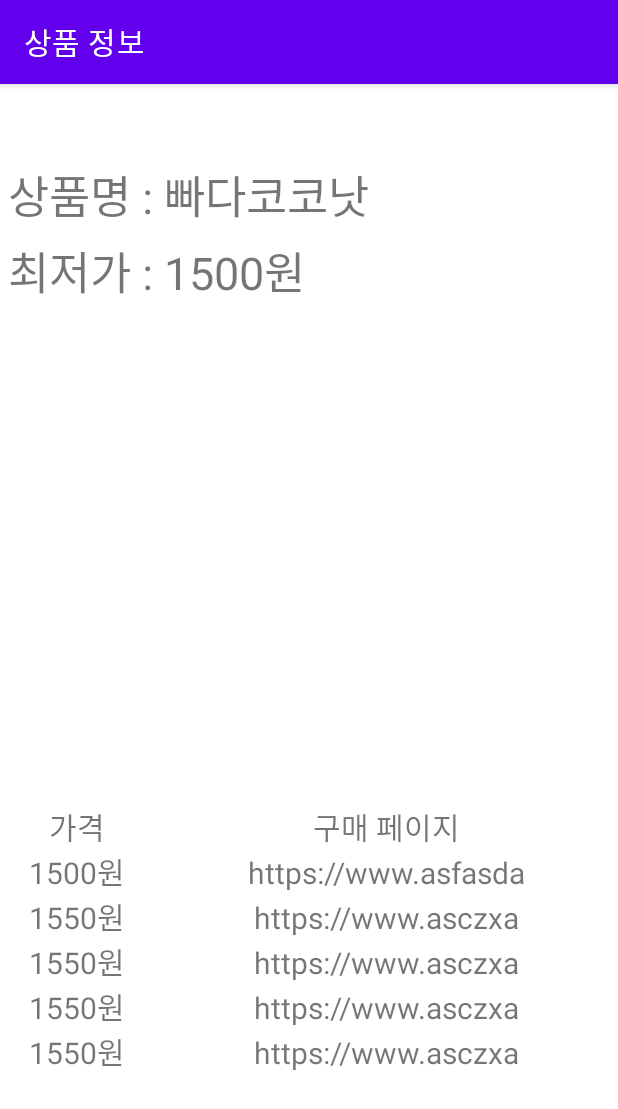
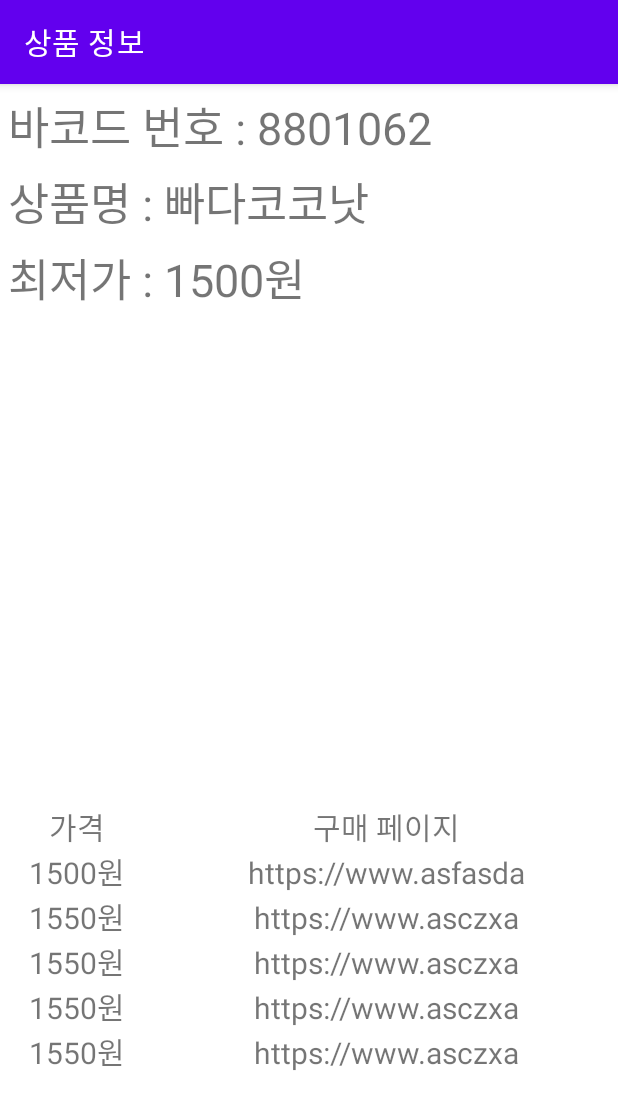
Before and after one commit to 2021-SW-6/barcode-app-workspace, an Android app: the GoodsInfoActivity screen opened directly, with no data from a screen before it, on a phone screen of 412 x 824 dp. Shown: the top 1109 px of the screen. Run offline under Robolectric (Android 15) with nearby library versions, the phone set to English and light mode, and no system bars; 1 statement that could not run was skipped.

Commit message:
feat inquire product info

```diff
--- a/app/build.gradle
+++ b/app/build.gradle
@@ -33,6 +33,7 @@
     implementation 'androidx.appcompat:appcompat:1.4.0'
     implementation 'com.google.android.material:material:1.4.0'
     implementation 'androidx.constraintlayout:constraintlayout:2.1.2'
+    implementation files('libs/jsoup-1.14.3.jar')
     testImplementation 'junit:junit:4.+'
     androidTestImplementation 'androidx.test.ext:junit:1.1.3'
     androidTestImplementation 'androidx.test.espresso:espresso-core:3.4.0'
--- a/app/src/main/java/com/SE_project/barcode_scanner/GoodsInfoActivity.java
+++ b/app/src/main/java/com/SE_project/barcode_scanner/GoodsInfoActivity.java
@@ -2,24 +2,33 @@
 
 import android.content.Intent;
 import android.os.Bundle;
+import android.os.Handler;
+import android.os.Looper;
+import android.os.Message;
 import android.view.View;
 import android.widget.Button;
 import android.util.Log;
 import android.widget.TextView;
 
+import androidx.annotation.NonNull;
 import androidx.annotation.Nullable;
 import androidx.appcompat.app.AlertDialog;
 import androidx.appcompat.app.AppCompatActivity;
 
+import org.jsoup.Jsoup;
+import org.jsoup.nodes.Document;
+import org.jsoup.select.Elements;
+
 import java.io.BufferedReader;
+import java.io.IOException;
 import java.io.InputStreamReader;
 import java.net.HttpURLConnection;
 import java.net.URL;
 import java.net.URLEncoder;
 
 public class GoodsInfoActivity extends AppCompatActivity {
-    TextView tv_barcode_number; //인식한 내용 출력되는 것 확인
-    TextView tv_product_name;   //상품명 나중에 정보읽어와서 넣어주어야하는부분
+    TextView tvBarcodeNumber; //인식한 내용 출력되는 것 확인
+    TextView tvProductName;   //상품명 나중에 정보읽어와서 넣어주어야하는부분
     TextView tv_lowest_price;   //최저가 나중에 정보읽어와서 넣어주어야하는부분
     //NaverApiHelper naver_api_helper;          =>기능개발 완료되면 customize
     //public static StringBuilder strBuilder;   =>기능개발 완료되면 customize
@@ -29,10 +38,42 @@
         setContentView(R.layout.activity_goods_info);
         setTitle("상품 정보");
 
+
         Intent intent = getIntent();
         String barcodeNumber = intent.getStringExtra("barcodeNumber");
-        tv_barcode_number = findViewById(R.id.barcodeNumber);
-        tv_barcode_number.setText(barcodeNumber);
+        tvBarcodeNumber = findViewById(R.id.barcodeNumber);
+        tvBarcodeNumber.setText(barcodeNumber);
 
+        new Thread() {
+            @Override
+            public void run() {
+                Bundle bundle = new Bundle();
+                boolean isEmpty;
+                try {
+                    Document doc = Jsoup.connect("http://www.koreannet.or.kr/home/hpisSrchGtin.gs1?gtin=8801062522064").get();
+                    Elements prodInfo = doc.select(".productTit");
+
+                    isEmpty = prodInfo.isEmpty(); //빼온 값 null체크
+                    Log.d("Tag", "isNull? : " + isEmpty); //로그캣 출력
+
+                    if(isEmpty == false) { //null값이 아니면 크롤링 실행
+                        String prodName = prodInfo.get(15).text().substring(0); //크롤링 하면 "현재온도30'c" 이런식으로 뽑아와지기 때문에, 현재온도를 잘라내고 30'c만 뽑아내는 코드
+                        bundle.putString("prodName", prodName); //bundle 이라는 자료형에 뽑아낸 결과값 담아서 main Thread로 보내기
+                    }
+
+                } catch (IOException e) {
+                    e.printStackTrace();
+                }
+            }
+        }.start();
+
+        Handler handler = new Handler(Looper.getMainLooper()) {
+            @Override
+            public void handleMessage(@NonNull Message msg) {
+                Bundle bundle = msg.getData();    //new Thread에서 작업한 결과물 받기
+                tvProductName = findViewById(R.id.tvProductName);
+                tvProductName.setText(bundle.getString("prodName"));    //받아온 데이터 textView에 출력
+            };
+        };
     }
 }
--- a/app/src/main/res/layout/activity_goods_info.xml
+++ b/app/src/main/res/layout/activity_goods_info.xml
@@ -14,7 +14,7 @@
             android:layout_height="match_parent"
             android:orientation="vertical">
             <TextView
-                android:id="@+id/barcodeNumber"
+                android:id="@+id/tvBarcodeNumber"
                 android:layout_width="match_parent"
                 android:layout_height="wrap_content"
                 android:layout_weight="1"
@@ -23,6 +23,7 @@
                 android:textSize="30sp"
             />
             <TextView
+                android:id="@+id/tvProductName"
                 android:layout_width="match_parent"
                 android:layout_height="wrap_content"
                 android:layout_weight="1"
```
